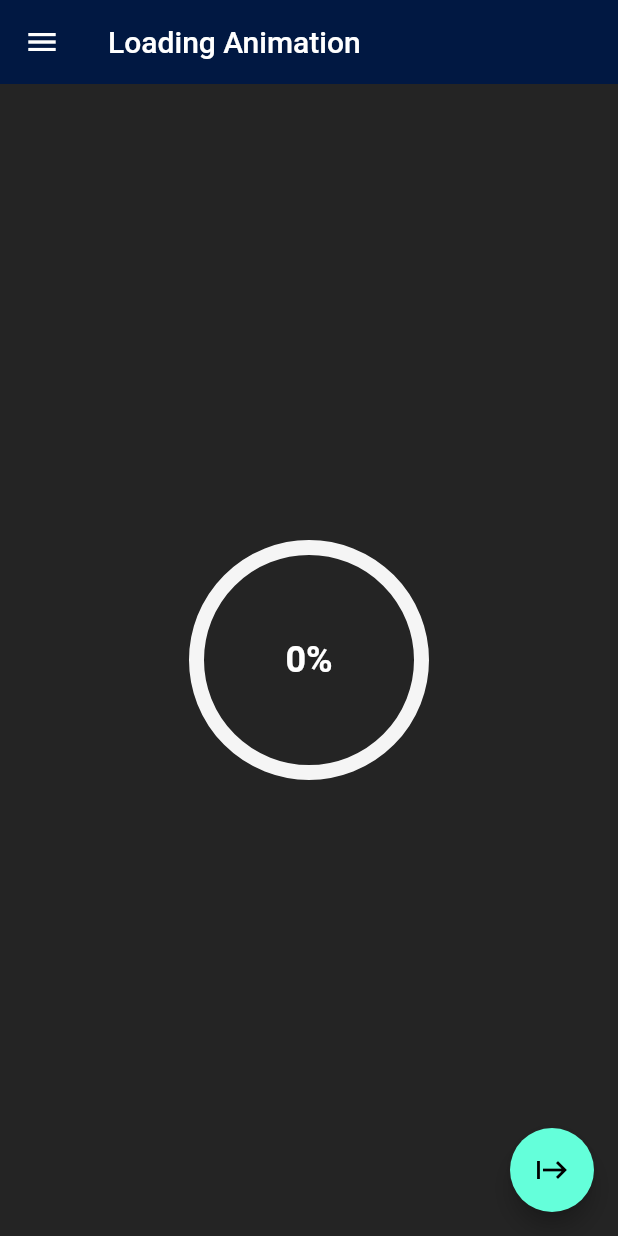
After one commit to dev1abhi/Flutter-Animations, a Flutter app: the loadingAnimation screen opened directly, on a phone screen of 412 x 824 dp. The commit adds this screen. Run offline on Flutter 3.47's test engine with Material 2 defaults, Android fonts, the phone set to English and light mode, and no system bars; our stand-ins replace animated_flip_counter, flutter_zoom_drawer, get, lottie.

Commit message:
#Hacktober Fest 2023 1. Added New Animation: Loading Animation->Basically, it displays a circular loading animation(currently set to 86%).
2. FIXED: While working, I found an issue in the menu section, the last 2 options had no spaces between leading to bad user experience and functionality as they both were navigating to a same page. I fixed it by separating them , now it's all fine now.

```diff
--- a/lib/Controllers/drawercontroller.dart
+++ b/lib/Controllers/drawercontroller.dart
@@ -2,6 +2,7 @@ import 'package:flutter/widgets.dart';
 import 'package:flutter_animations/Screens/explicit_animation.dart';
 import 'package:flutter_animations/Screens/fade_in_fade_out.dart';
 import 'package:flutter_animations/Screens/flip_counter.dart';
+import 'package:flutter_animations/Screens/loading_animation.dart';
 import 'package:flutter_animations/Screens/water_drop_effect.dart';
 import 'package:flutter_animations/Screens/ripple_animation.dart';
 import 'package:flutter_animations/Text/tex_screen.dart';
@@ -27,6 +28,7 @@ class MyDrawerController extends GetxController {
   final mainScreen7 = ExplicitAnimations();
   final mainScreen8 = AnimatedDialog();
   final mainScreen9 = flip();
+  final mainScreen10=loadingAnimation();
 
   // Getter to get the current main screen based on the selectedMenuItem
   Widget get currentMainScreen {
@@ -48,7 +50,9 @@ class MyDrawerController extends GetxController {
       case 7 :
         return  mainScreen8 ;
       case 8 :
-        return  mainScreen9 ;
+        return  mainScreen9;
+        case 9 :
+        return  mainScreen10 ;
 
       default:
         return mainScreen1; // Default to mainScreen1 if the selection is not recognized
--- /dev/null
+++ b/lib/Screens/loading_animation.dart
@@ -0,0 +1,113 @@
+import 'package:flutter/material.dart';
+import 'package:flutter_animations/helpers/colors.dart';
+import '../controllers/drawercontroller.dart';
+
+class loadingAnimation extends StatefulWidget {
+  const loadingAnimation({super.key});
+
+  @override
+  State<loadingAnimation> createState() => _loadingAnimation();
+}
+
+class _loadingAnimation extends State<loadingAnimation> {
+  bool _visible = true;
+
+  @override
+  Widget build(BuildContext context) {
+    return Scaffold(
+      backgroundColor: mainpagecolor,
+      appBar: AppBar(
+        backgroundColor: mainpagecolor,
+        title: const Text('Loading Animation'),
+        leading: IconButton(
+          icon: const Icon(Icons.menu),
+          onPressed: () {
+            MyDrawerController.to.toggleDrawer();
+            MyDrawerController.to.update();
+          },
+          hoverColor: Colors.white,
+        ),
+        elevation: 0,
+      ),
+      body: Center(
+        child: RadialProgressAnimation(
+          progress: 0.86,
+          color: Colors.orange,
+        ),
+      ),
+    );
+  }
+}
+
+class RadialProgressAnimation extends StatefulWidget {
+  final double progress;
+  final Color color;
+
+  const RadialProgressAnimation({
+    super.key,
+    required this.progress,
+    required this.color,
+  });
+
+  @override
+  State<RadialProgressAnimation> createState() =>
+      _RadialProgressAnimationState();
+}
+
+class _RadialProgressAnimationState extends State<RadialProgressAnimation>
+    with SingleTickerProviderStateMixin {
+  late AnimationController controller;
+  late Animation<double> animation;
+
+  @override
+  void initState() {
+    super.initState();
+    controller = AnimationController(
+      vsync: this,
+      duration: const Duration(milliseconds: 1000),
+    );
+
+    animation = Tween(begin: 0.0, end: widget.progress).animate(controller);
+  }
+
+  @override
+  Widget build(BuildContext context) {
+    return Scaffold(
+      body: Center(
+        child: AnimatedBuilder(
+          animation: animation,
+          builder: (context, child) {
+            return Stack(
+              alignment: Alignment.center,
+              children: [
+                SizedBox(
+                  width: 150,
+                  height: 150,
+                  child: CircularProgressIndicator(
+                    value: animation.value,
+                    strokeWidth: 10,
+                    backgroundColor: Colors.grey.shade100,
+                    color: widget.color,
+                  ),
+                ),
+                Text(
+                  '${(animation.value * 100).toInt()}%',
+                  style: const TextStyle(
+                    fontSize: 24,
+                    fontWeight: FontWeight.bold,
+                  ),
+                ),
+              ],
+            );
+          },
+        ),
+      ),
+      floatingActionButton: FloatingActionButton(
+        onPressed: () {
+          controller.forward();
+        },
+        child: const Icon(Icons.start),
+      ),
+    );
+  }
+}
--- a/lib/Screens/menuscreen.dart
+++ b/lib/Screens/menuscreen.dart
@@ -20,8 +20,10 @@ class MenuScreen extends GetView<MyDrawerController> {
     'Ripple Effect',
     'Bounce Animation',
     "Explicit Animation",
-    "Animated Dialog"
-    "FlipCounter Animation "
+    "Animated Dialog",
+    "FlipCounter Animation",
+    "Loading Animation",
+
   ];
 
   @override
```
